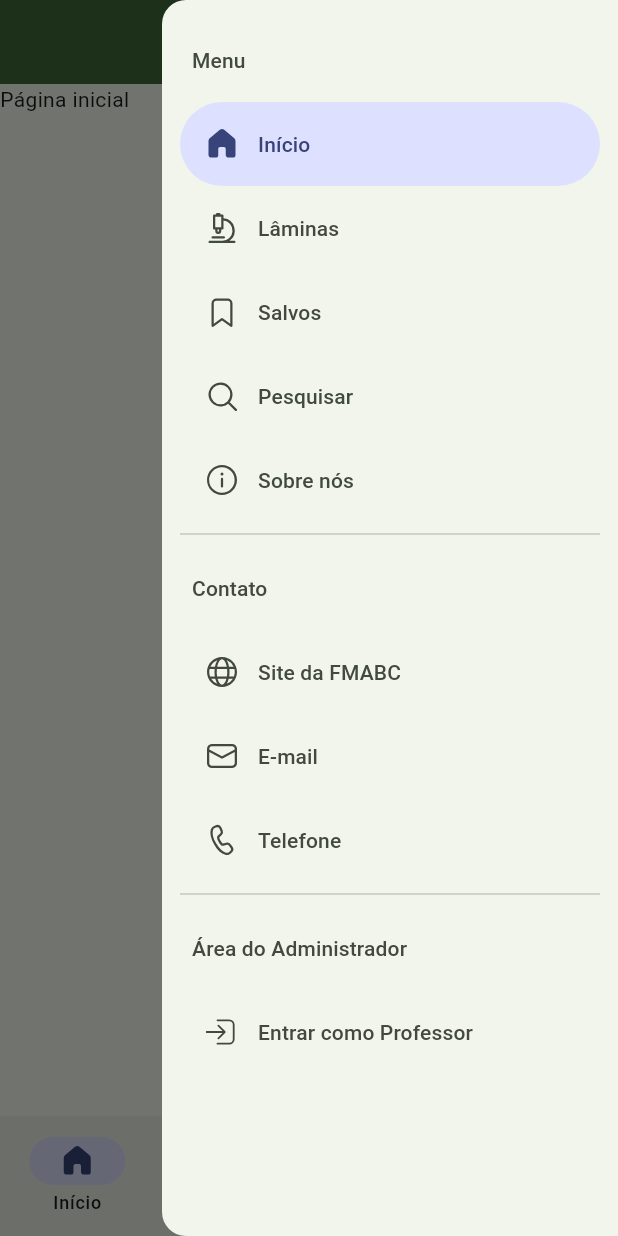
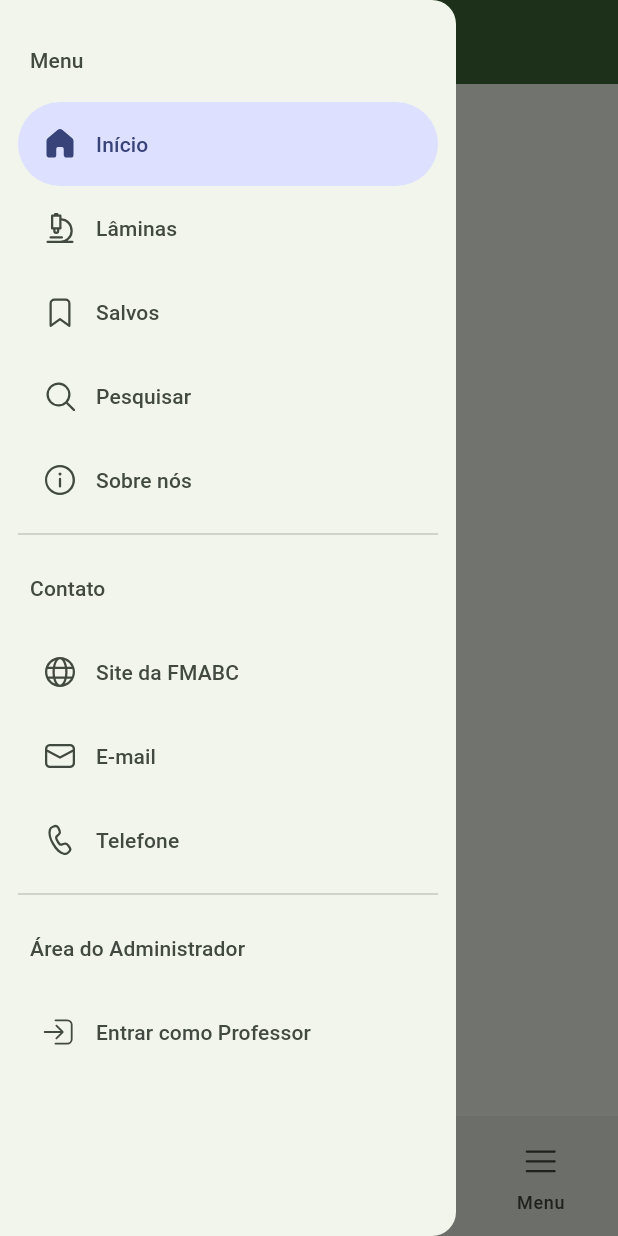
Before and after one commit to guimduarte/TTI206-ProjetoIntegradorInterdisciplinar-DesenvolvimentoMultiplataforma, a Flutter app: the screen it shows after launch, with the side drawer open, on a phone screen of 412 x 824 dp. Run offline on Flutter 3.47's test engine with Material 3 defaults, Android fonts, the phone set to English and light mode, and no system bars; our stand-ins replace fluentui_system_icons, go_router.

Commit message:
feat(menu): abrir MenuDrawer à esquerda no desktop

```diff
--- a/atlas_digital_fmabc/lib/widgets/layout/main_layout.dart
+++ b/atlas_digital_fmabc/lib/widgets/layout/main_layout.dart
@@ -38,6 +38,17 @@ class _MainLayoutState extends State<MainLayout> {
         /// Índice selecionado no Navigation.
         final selectedIndex = widget.navigationShell.currentIndex;
 
+        /// Botão de menu para abrir
+        final menuButton = IconButton(
+          icon: Icon(FluentIcons.navigation_24_filled),
+          color: railForeground,
+          tooltip: "Menu",
+          onPressed: () {
+            // Abrir menu/drawer
+            _scaffoldKey.currentState?.openDrawer();
+          },
+        );
+
         /// Widget de navegação lateral para desktop.
         final rail = NavigationRail(
           // style:
@@ -54,15 +65,7 @@ class _MainLayoutState extends State<MainLayout> {
           selectedIndex: selectedIndex,
 
           // Botão de menu
-          leading: IconButton(
-            icon: Icon(FluentIcons.navigation_24_filled),
-            color: railForeground,
-            tooltip: "Menu",
-            onPressed: () {
-              // Abrir menu/drawer
-              _scaffoldKey.currentState?.openEndDrawer();
-            },
-          ),
+          leading: menuButton,
           // Lista de destinos
           destinations: mobileDestinations
               .where((d) => d.label != "Menu") // não exibir menu nos destinos
@@ -83,6 +86,8 @@ class _MainLayoutState extends State<MainLayout> {
 
         return Scaffold(
           key: _scaffoldKey, // Chave para controlar o Scaffold
+          // menu lateral
+          drawer: MenuDrawer(),
           endDrawer: MenuDrawer(), // menu lateral aberto na direita
           // Corpo principal responsivo
           body: isDesktop
```
